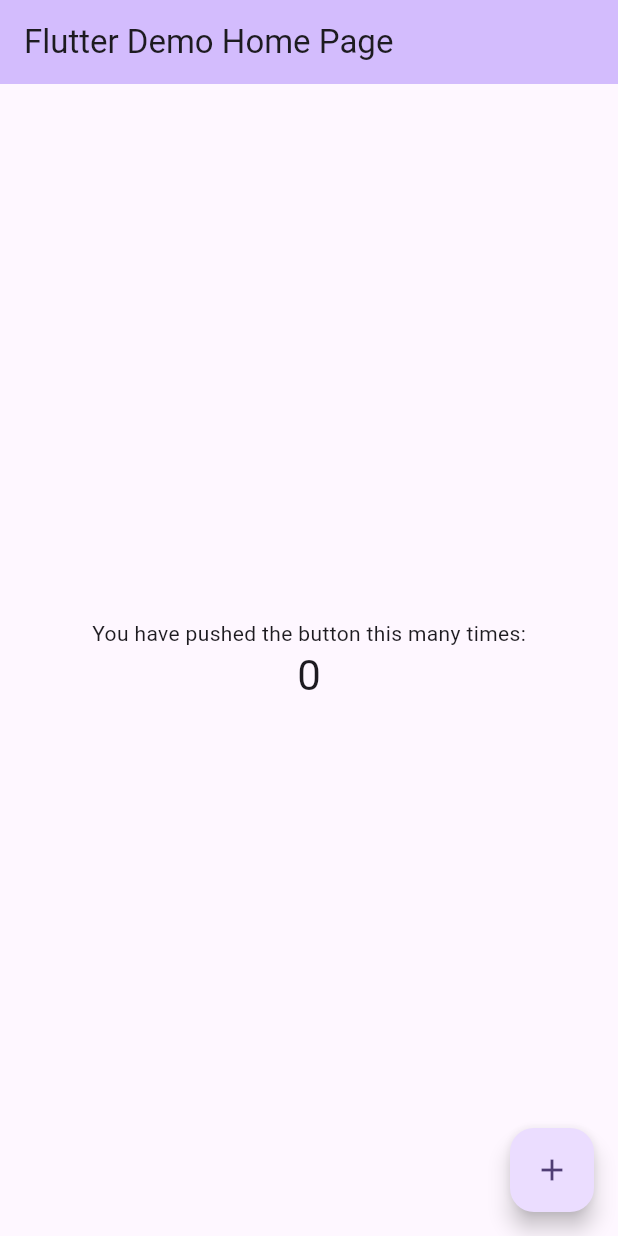
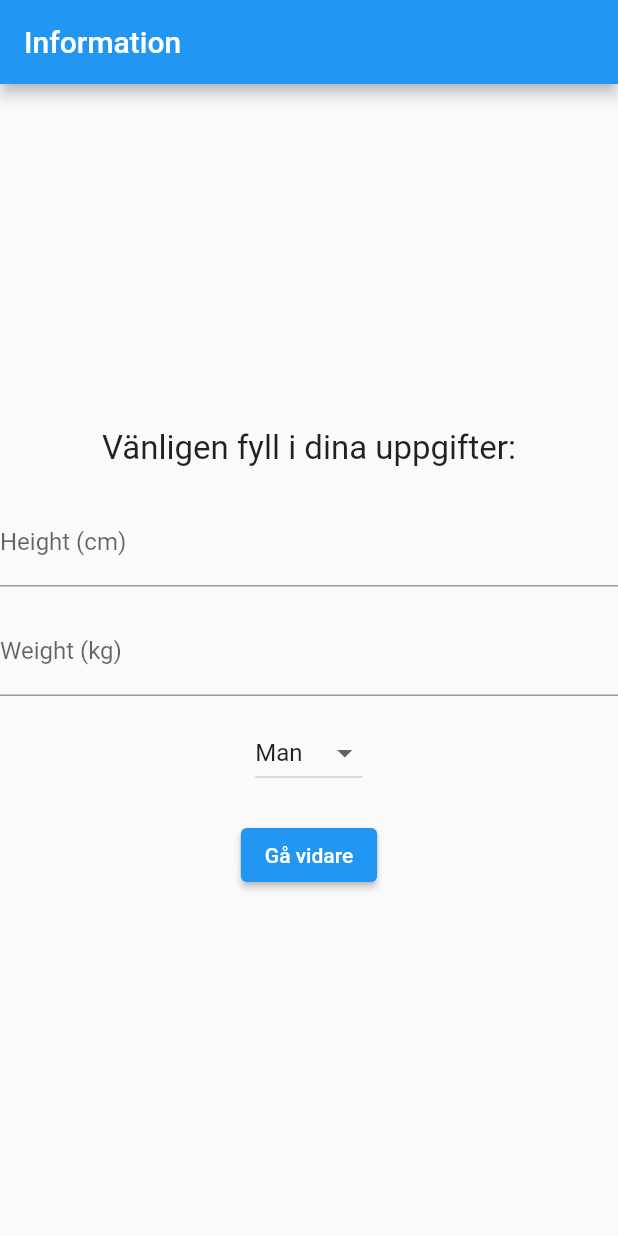
Before and after one commit to Rasmus3liasson/alcohol_check, a Flutter app: the screen it shows after launch, on a phone screen of 412 x 824 dp. Run offline on Flutter 3.47's test engine with Material 2 defaults, Android fonts, the light colour scheme and no system bars.

Commit message:
boilerplate setup

```diff
--- a/lib/main.dart
+++ b/lib/main.dart
@@ -1,125 +1,140 @@
+// ignore_for_file: prefer_const_constructors
+
 import 'package:flutter/material.dart';
+import 'user_data.dart';
 
 void main() {
-  runApp(const MyApp());
+  runApp(MyApp());
 }
 
 class MyApp extends StatelessWidget {
-  const MyApp({super.key});
-
-  // This widget is the root of your application.
   @override
   Widget build(BuildContext context) {
     return MaterialApp(
-      title: 'Flutter Demo',
-      theme: ThemeData(
-        // This is the theme of your application.
-        //
-        // TRY THIS: Try running your application with "flutter run". You'll see
-        // the application has a blue toolbar. Then, without quitting the app,
-        // try changing the seedColor in the colorScheme below to Colors.green
-        // and then invoke "hot reload" (save your changes or press the "hot
-        // reload" button in a Flutter-supported IDE, or press "r" if you used
-        // the command line to start the app).
-        //
-        // Notice that the counter didn't reset back to zero; the application
-        // state is not lost during the reload. To reset the state, use hot
-        // restart instead.
-        //
-        // This works for code too, not just values: Most code changes can be
-        // tested with just a hot reload.
-        colorScheme: ColorScheme.fromSeed(seedColor: Colors.deepPurple),
-        useMaterial3: true,
-      ),
-      home: const MyHomePage(title: 'Flutter Demo Home Page'),
+      title: 'User Information',
+      home: MyHomePage(),
     );
   }
 }
 
 class MyHomePage extends StatefulWidget {
-  const MyHomePage({super.key, required this.title});
-
-  // This widget is the home page of your application. It is stateful, meaning
-  // that it has a State object (defined below) that contains fields that affect
-  // how it looks.
-
-  // This class is the configuration for the state. It holds the values (in this
-  // case the title) provided by the parent (in this case the App widget) and
-  // used by the build method of the State. Fields in a Widget subclass are
-  // always marked "final".
-
-  final String title;
-
   @override
-  State<MyHomePage> createState() => _MyHomePageState();
+  _MyHomePageState createState() => _MyHomePageState();
 }
 
 class _MyHomePageState extends State<MyHomePage> {
-  int _counter = 0;
-
-  void _incrementCounter() {
-    setState(() {
-      // This call to setState tells the Flutter framework that something has
-      // changed in this State, which causes it to rerun the build method below
-      // so that the display can reflect the updated values. If we changed
-      // _counter without calling setState(), then the build method would not be
-      // called again, and so nothing would appear to happen.
-      _counter++;
-    });
-  }
+  String gender = 'Man';
+  int height = 0;
+  int weight = 0;
 
   @override
   Widget build(BuildContext context) {
-    // This method is rerun every time setState is called, for instance as done
-    // by the _incrementCounter method above.
-    //
-    // The Flutter framework has been optimized to make rerunning build methods
-    // fast, so that you can just rebuild anything that needs updating rather
-    // than having to individually change instances of widgets.
     return Scaffold(
       appBar: AppBar(
-        // TRY THIS: Try changing the color here to a specific color (to
-        // Colors.amber, perhaps?) and trigger a hot reload to see the AppBar
-        // change color while the other colors stay the same.
-        backgroundColor: Theme.of(context).colorScheme.inversePrimary,
-        // Here we take the value from the MyHomePage object that was created by
-        // the App.build method, and use it to set our appbar title.
-        title: Text(widget.title),
+        title: Text('Information'),
       ),
       body: Center(
-        // Center is a layout widget. It takes a single child and positions it
-        // in the middle of the parent.
         child: Column(
-          // Column is also a layout widget. It takes a list of children and
-          // arranges them vertically. By default, it sizes itself to fit its
-          // children horizontally, and tries to be as tall as its parent.
-          //
-          // Column has various properties to control how it sizes itself and
-          // how it positions its children. Here we use mainAxisAlignment to
-          // center the children vertically; the main axis here is the vertical
-          // axis because Columns are vertical (the cross axis would be
-          // horizontal).
-          //
-          // TRY THIS: Invoke "debug painting" (choose the "Toggle Debug Paint"
-          // action in the IDE, or press "p" in the console), to see the
-          // wireframe for each widget.
           mainAxisAlignment: MainAxisAlignment.center,
           children: <Widget>[
-            const Text(
-              'You have pushed the button this many times:',
+            Text(
+              'Vänligen fyll i dina uppgifter:',
+              style: TextStyle(fontSize: 22),
             ),
-            Text(
-              '$_counter',
-              style: Theme.of(context).textTheme.headlineMedium,
+            SizedBox(height: 20),
+            // Height input field
+            TextField(
+              keyboardType: TextInputType.number,
+              onChanged: (value) {
+                setState(() {
+                  int? parsedHeight = int.tryParse(value);
+                  if (parsedHeight != null) {
+                    height = parsedHeight;
+                  }
+                });
+              },
+              decoration: InputDecoration(labelText: 'Height (cm)'),
+            ),
+            SizedBox(height: 14),
+            // Weight input field
+            TextField(
+              keyboardType: TextInputType.number,
+              onChanged: (value) {
+                setState(() {
+                  int? parsedWeight = int.tryParse(value);
+                  if (parsedWeight != null) {
+                    weight = parsedWeight;
+                  }
+                });
+              },
+              decoration: InputDecoration(labelText: 'Weight (kg)'),
+            ),
+            SizedBox(height: 14),
+            // Gender dropdown
+            DropdownButton<String>(
+              value: gender,
+              onChanged: (newValue) {
+                setState(() {
+                  gender = newValue!;
+                });
+              },
+              items: <String>['Man', 'Kvinna', 'Annat']
+                  .map<DropdownMenuItem<String>>(
+                    (String value) => DropdownMenuItem<String>(
+                      value: value,
+                      child: Text(value),
+                    ),
+                  )
+                  .toList(),
+            ),
+            SizedBox(height: 20),
+            ElevatedButton(
+              onPressed: () {
+                final userData = UserData(
+                  height: height,
+                  weight: weight,
+                  gender: gender,
+                );
+
+                Navigator.push(
+                  context,
+                  MaterialPageRoute(
+                    builder: (context) => NextScreen(userData: userData),
+                  ),
+                );
+              },
+              child: Text('Gå vidare'),
             ),
           ],
         ),
       ),
-      floatingActionButton: FloatingActionButton(
-        onPressed: _incrementCounter,
-        tooltip: 'Increment',
-        child: const Icon(Icons.add),
-      ), // This trailing comma makes auto-formatting nicer for build methods.
     );
   }
 }
+
+class NextScreen extends StatelessWidget {
+  final UserData userData;
+
+  NextScreen({required this.userData});
+
+  @override
+  Widget build(BuildContext context) {
+    return Scaffold(
+      appBar: AppBar(
+        title: Text('Alcohol Konsumtion'),
+      ),
+      body: Center(
+        child: Column(
+          mainAxisAlignment: MainAxisAlignment.center,
+          children: <Widget>[
+
+
+             Text(userData.height.toString(), style: TextStyle(fontSize: 16)),
+             Text(userData.weight.toString(), style: TextStyle(fontSize: 16)),
+             Text(userData.gender.toString(), style: TextStyle(fontSize: 16)),
+          ],
+        ),
+      ),
+    );
+  }
+}
--- /dev/null
+++ b/lib/user_data.dart
@@ -0,0 +1,11 @@
+class UserData {
+  final int height;
+  final int weight;
+  final String gender;
+
+  UserData({
+    required this.height,
+    required this.weight,
+    required this.gender,
+  });
+}
--- a/pubspec.yaml
+++ b/pubspec.yaml
@@ -39,6 +39,7 @@ dependencies:
 dev_dependencies:
   flutter_test:
     sdk: flutter
+
 
   # The "flutter_lints" package below contains a set of recommended lints to
   # encourage good coding practices. The lint set provided by the package is
```
